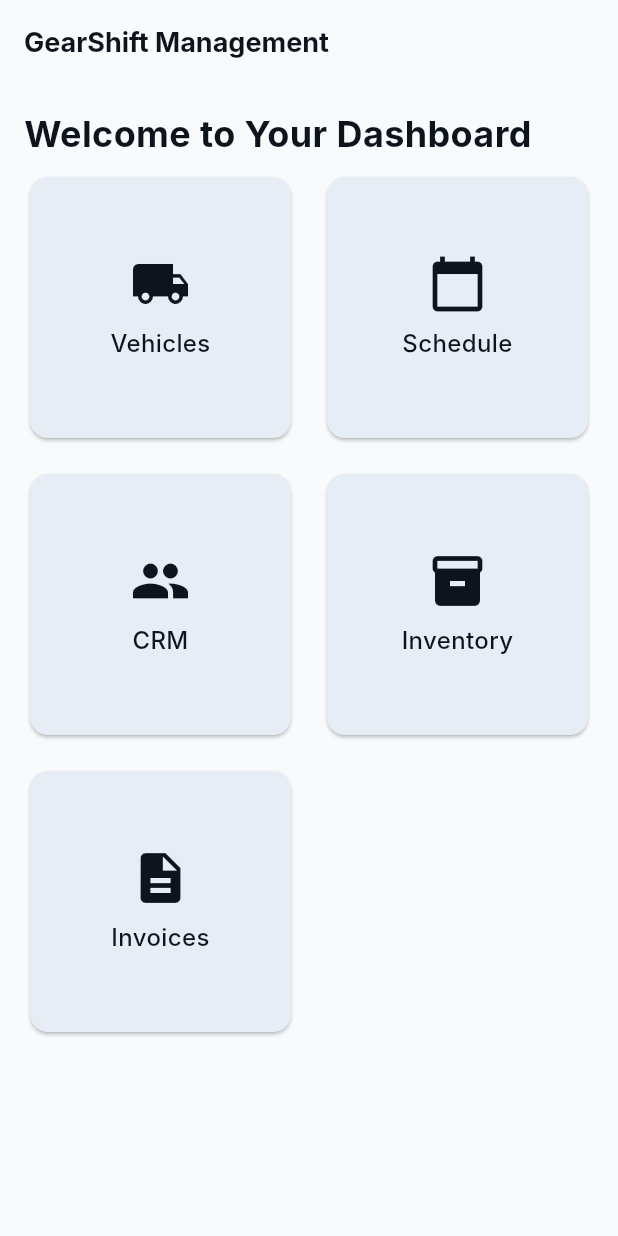
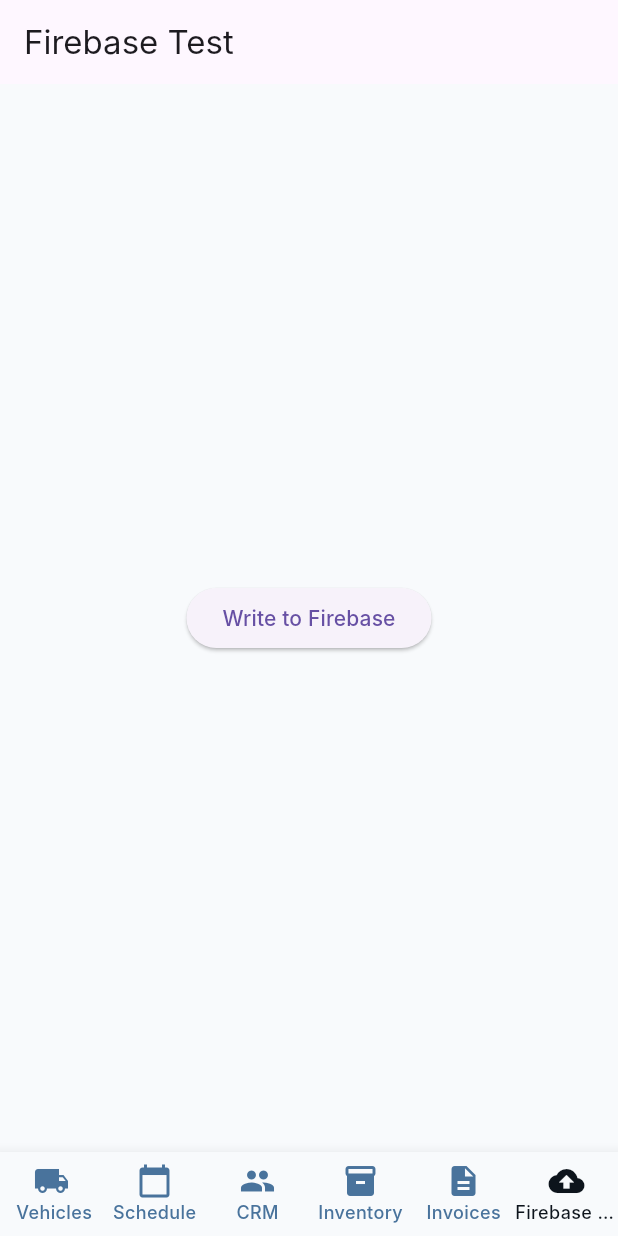
Before and after one commit to LazyCrystal/Mobile, a Flutter app: the screen it shows after launch, on a phone screen of 412 x 824 dp. Run offline on Flutter 3.47's test engine with Material 3 defaults, Android fonts, the phone set to English and light mode, and no system bars; our stand-ins replace cloud_firestore, firebase_core; accounts and stored records are empty; Roboto replaces fonts that are missing (Inter).

Commit message:
Three File Changes

```diff
--- /dev/null
+++ b/lib/database_test.dart
@@ -0,0 +1,40 @@
+// firebase_test_page.dart
+import 'package:flutter/material.dart';
+import 'package:cloud_firestore/cloud_firestore.dart'; // Required for Firestore operations
+
+class FirebaseTestPage extends StatelessWidget {
+  const FirebaseTestPage({super.key});
+
+  Future<void> _testWrite(BuildContext context) async { // Added BuildContext parameter
+    try {
+      await FirebaseFirestore.instance.collection('POOP').add({
+        'name': 'Test User',
+        'timestamp': FieldValue.serverTimestamp(),
+      });
+      debugPrint('✅ Write success!');
+      // Provide visual feedback to the user
+      ScaffoldMessenger.of(context).showSnackBar(
+        const SnackBar(content: Text('Write successful! Check Firestore!')),
+      );
+    } catch (e) {
+      debugPrint('❌ Write failed: $e');
+      // Provide visual feedback to the user
+      ScaffoldMessenger.of(context).showSnackBar(
+        SnackBar(content: Text('Write failed: $e')),
+      );
+    }
+  }
+
+  @override
+  Widget build(BuildContext context) {
+    return Scaffold(
+      appBar: AppBar(title: const Text('Firebase Test')),
+      body: Center(
+        child: ElevatedButton(
+          onPressed: () => _testWrite(context), // Pass context to _testWrite
+          child: const Text('Write to Firebase'),
+        ),
+      ),
+    );
+  }
+}
--- a/lib/main.dart
+++ b/lib/main.dart
@@ -1,9 +1,7 @@
 import 'package:flutter/material.dart';
-import 'package:mobile_assignment/Schedule.dart';
 import 'invoice.dart'; // Import the invoice.dart file
 import 'inventory.dart'; // Import the inventory.dart file
-import 'Customer.dart';
-import 'home_page.dart'; // Import the new home page file
+import 'database_test.dart'; // Import your new FirebaseTestPage
 
 void main() {
   runApp(const MyApp());
@@ -45,12 +43,11 @@
           ),
         ),
       ),
-      home: const HomePage(), // Set HomePage as the default starting page
+      home: const HomeScreen(),
     );
   }
 }
 
-// You can keep HomeScreen and other classes if needed, but they won't be the default
 class HomeScreen extends StatefulWidget {
   const HomeScreen({super.key});
 
@@ -59,15 +56,17 @@
 }
 
 class _HomeScreenState extends State<HomeScreen> {
-  int _selectedIndex = 3; // Default to Inventory tab, as per your latest context
+  // Set initial index to 5 for the new Firebase Test tab
+  int _selectedIndex = 5; // Changed from 3 to 5 to make Firebase Test the default, or adjust as needed
 
   // List of screens for bottom navigation
   final List<Widget> _screens = [
     const PlaceholderScreen(title: 'Vehicles'),
-    const SchedulePage(),
-    const CustomerScreen(),
+    const PlaceholderScreen(title: 'Schedule'),
+    const PlaceholderScreen(title: 'CRM'),
     const InventoryScreen(),
     const InvoiceScreen(),
+    const FirebaseTestPage(), // Added your Firebase Test Page here
   ];
 
   void _onItemTapped(int index) {
@@ -92,7 +91,7 @@
         items: const [
           BottomNavigationBarItem(
             icon: Icon(Icons.local_shipping, size: 24),
-            label: 'Vehicles',
+            label: ' Vehicles',
           ),
           BottomNavigationBarItem(
             icon: Icon(Icons.calendar_today, size: 24),
@@ -109,6 +108,10 @@
           BottomNavigationBarItem(
             icon: Icon(Icons.description, size: 24),
             label: 'Invoices',
+          ),
+          BottomNavigationBarItem( // New item for Firebase Test Page
+            icon: Icon(Icons.cloud_upload, size: 24),
+            label: 'Firebase Test',
           ),
         ],
         onTap: _onItemTapped,
--- a/pubspec.yaml
+++ b/pubspec.yaml
@@ -35,6 +35,8 @@
   # Use with the CupertinoIcons class for iOS style icons.
   cupertino_icons: ^1.0.8
   intl: ^0.20.2
+  firebase_core: ^2.27.0
+  cloud_firestore: ^4.15.0
 
 dev_dependencies:
   flutter_test:
```
Also changed, not shown: lib/firebase_options.dart (added), pubspec.lock, 7 other files.
